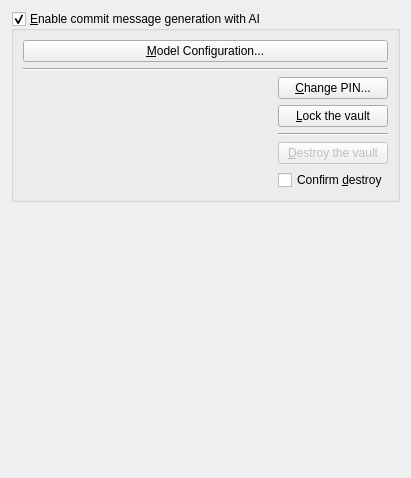
First picture: the form in src/SettingAiForm.ui, repository soramimi/Guitar, before the edit.
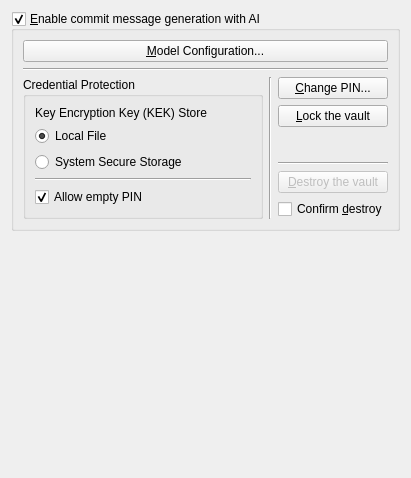
Second picture: the form after the edit.

Commit message: Add vault backend and empty PIN settings, Kilo Gateway provider, and model name copy button

What changed in the file:
```diff
--- a/src/SettingAiForm.ui
+++ b/src/SettingAiForm.ui
@@ -43,17 +43,80 @@
       <item>
        <layout class="QHBoxLayout" name="horizontalLayout">
         <item>
-         <spacer name="horizontalSpacer">
+         <widget class="QGroupBox" name="groupBox">
+          <property name="sizePolicy">
+           <sizepolicy hsizetype="MinimumExpanding" vsizetype="Preferred">
+            <horstretch>0</horstretch>
+            <verstretch>0</verstretch>
+           </sizepolicy>
+          </property>
+          <property name="title">
+           <string>Credential Protection</string>
+          </property>
+          <layout class="QVBoxLayout" name="verticalLayout_4">
+           <item>
+            <widget class="QLabel" name="label">
+             <property name="text">
+              <string>Key Encryption Key (KEK) Store</string>
+             </property>
+            </widget>
+           </item>
+           <item>
+            <widget class="QRadioButton" name="radioButton_kek_store_local_file">
+             <property name="text">
+              <string>Local File</string>
+             </property>
+             <property name="checked">
+              <bool>true</bool>
+             </property>
+            </widget>
+           </item>
+           <item>
+            <widget class="QRadioButton" name="radioButton_kek_store_system_secure_storage">
+             <property name="text">
+              <string>System Secure Storage</string>
+             </property>
+            </widget>
+           </item>
+           <item>
+            <widget class="Line" name="line_4">
+             <property name="orientation">
+              <enum>Qt::Orientation::Horizontal</enum>
+             </property>
+            </widget>
+           </item>
+           <item>
+            <widget class="QCheckBox" name="checkBox_allow_empty_pin">
+             <property name="text">
+              <string>Allow empty PIN</string>
+             </property>
+             <property name="checked">
+              <bool>true</bool>
+             </property>
+            </widget>
+           </item>
+           <item>
+            <spacer name="verticalSpacer_3">
+             <property name="orientation">
+              <enum>Qt::Orientation::Vertical</enum>
+             </property>
+             <property name="sizeHint" stdset="0">
+              <size>
+               <width>20</width>
+               <height>0</height>
+              </size>
+             </property>
+            </spacer>
+           </item>
+          </layout>
+         </widget>
+        </item>
+        <item>
+         <widget class="Line" name="line_3">
           <property name="orientation">
-           <enum>Qt::Orientation::Horizontal</enum>
+           <enum>Qt::Orientation::Vertical</enum>
           </property>
-          <property name="sizeHint" stdset="0">
-           <size>
-            <width>40</width>
-            <height>20</height>
-           </size>
-          </property>
-         </spacer>
+         </widget>
         </item>
         <item>
          <layout class="QVBoxLayout" name="verticalLayout_3">
@@ -71,6 +134,19 @@
             </property>
            </widget>
           </item>
+          <item>
+           <spacer name="verticalSpacer_2">
+            <property name="orientation">
+             <enum>Qt::Orientation::Vertical</enum>
+            </property>
+            <property name="sizeHint" stdset="0">
+             <size>
+              <width>20</width>
+              <height>0</height>
+             </size>
+            </property>
+           </spacer>
+          </item>
           <item>
            <widget class="Line" name="line_2">
             <property name="orientation">
```
Left out of the diff: 3 changed lines with no effect on the pictures. The commit also changes 27 other files.
